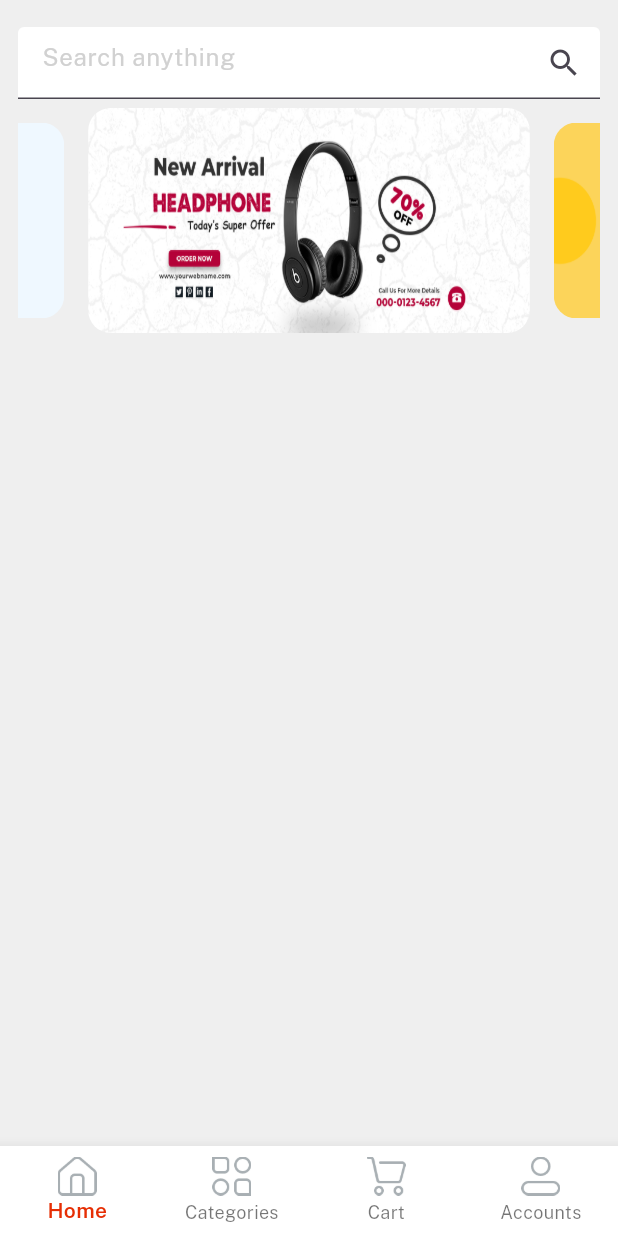
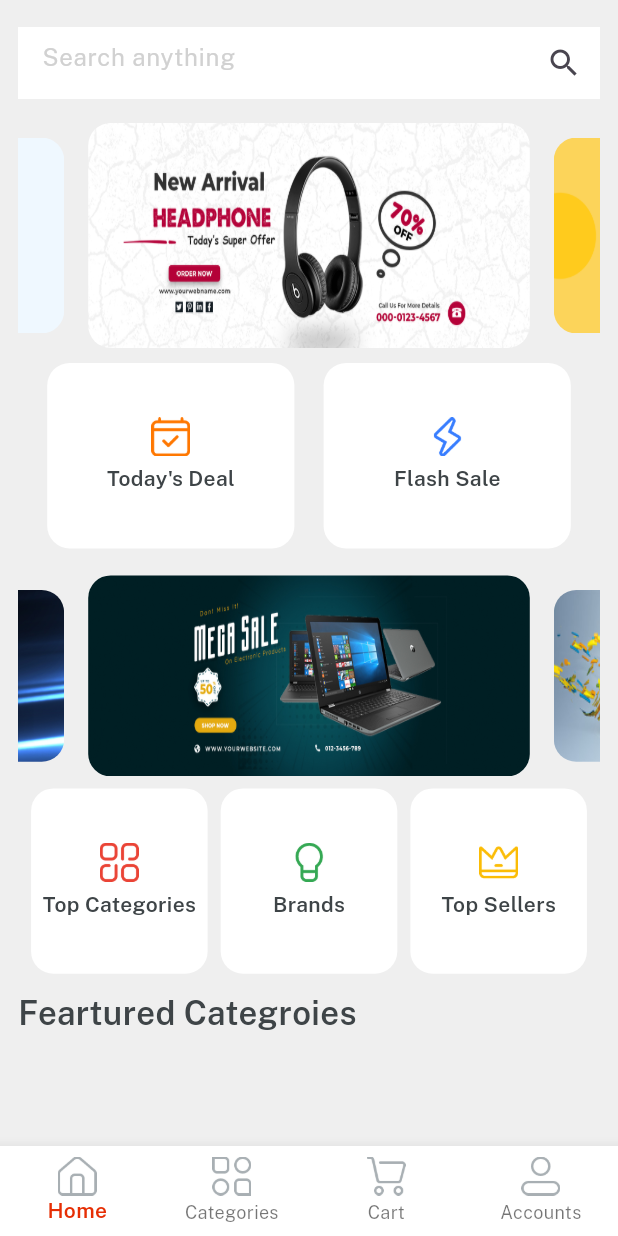
Before and after one commit to Musawarchan/E_mart_app, a Flutter app: the Home screen opened directly, on a phone screen of 412 x 824 dp. Run offline on Flutter 3.47's test engine with Material 3 defaults, Android fonts, the phone set to English and light mode, and no system bars; drawn by our look-alikes of velocity_x; our stand-ins replace get.

Commit message:
home screen

```diff
--- /dev/null
+++ b/lib/common_widgets/home_buttons.dart
@@ -0,0 +1,15 @@
+import 'package:e_mart_app/consts/consts.dart';
+
+Widget homeButtons({height, width, String? title, icon, onPress}) {
+  return Column(
+    mainAxisAlignment: MainAxisAlignment.center,
+    children: [
+      Image.asset(
+        icon,
+        width: 26,
+      ),
+      5.heightBox,
+      title!.text.fontFamily(semibold).color(darkFontGrey).make()
+    ],
+  ).box.rounded.white.size(width, height).make();
+}
--- a/lib/consts/list.dart
+++ b/lib/consts/list.dart
@@ -3,3 +3,4 @@ import 'package:e_mart_app/consts/consts.dart';
 const socialIconList = [icFacebookLogo, icGoogleLogo, icTwitterLogo];
 
 const slidersList = [imgSlider1, imgSlider2, imgSlider3, imgSlider4];
+const secondSliderList = [imgSs1, imgSs2, imgSs3, imgSs4];
--- a/lib/consts/strings.dart
+++ b/lib/consts/strings.dart
@@ -31,7 +31,6 @@ const home = "Home",
 
 const searchAnything = "Search anything",
     todaydeal = "Today's Deal",
-    topSeller = "",
     flashSale = "Flash Sale",
     brands = "Brands",
     topSellers = "Top Sellers",
--- a/lib/views/home_screen/home_screen.dart
+++ b/lib/views/home_screen/home_screen.dart
@@ -1,3 +1,4 @@
+import 'package:e_mart_app/common_widgets/home_buttons.dart';
 import 'package:e_mart_app/consts/consts.dart';
 import 'package:e_mart_app/consts/list.dart';
 
@@ -20,6 +21,7 @@ class HomeScreen extends StatelessWidget {
             color: lightGrey,
             child: TextFormField(
               decoration: const InputDecoration(
+                border: InputBorder.none,
                 fillColor: whiteColor,
                 filled: true,
                 hintText: searchAnything,
@@ -28,7 +30,12 @@ class HomeScreen extends StatelessWidget {
               ),
             ),
           ),
-
+          10.heightBox,
+          Expanded(
+            child: SingleChildScrollView(
+              physics: const BouncingScrollPhysics(),
+              child: Column(
+                children: [
                   // brands swiper
 
                   VxSwiper.builder(
@@ -49,6 +56,85 @@ class HomeScreen extends StatelessWidget {
                               .margin(const EdgeInsets.symmetric(horizontal: 8))
                               .make());
                     },
+                  ),
+                  10.heightBox,
+
+                  // deals buttons
+
+                  Row(
+                    mainAxisAlignment: MainAxisAlignment.spaceEvenly,
+                    children: List.generate(
+                        2,
+                        (index) => homeButtons(
+                              height: context.screenHeight * 0.15,
+                              width: context.screenWidth / 2.5,
+                              title: index == 0 ? todaydeal : flashSale,
+                              icon: index == 0 ? icTodaysDeal : icFlashDeal,
+                              onPress: () {},
+                            )),
+                  ),
+
+                  10.heightBox,
+
+                  //second slider
+
+                  VxSwiper.builder(
+                    aspectRatio: 16 / 9,
+                    autoPlay: true,
+                    enlargeCenterPage: true,
+                    height: 150,
+                    itemCount: secondSliderList.length,
+                    itemBuilder: (context, index) {
+                      return Container(
+                        child: Image.asset(
+                          secondSliderList[index],
+                          fit: BoxFit.fill,
+                        )
+                            .box
+                            .rounded
+                            .clip(Clip.antiAlias)
+                            .margin(const EdgeInsets.all(8))
+                            .make(),
+                      );
+                    },
+                  ),
+
+                  // category button
+
+                  Row(
+                    mainAxisAlignment: MainAxisAlignment.spaceEvenly,
+                    children: List.generate(
+                        3,
+                        (index) => homeButtons(
+                            height: context.screenHeight * 0.15,
+                            width: context.screenWidth / 3.5,
+                            icon: index == 0
+                                ? icTopCategories
+                                : index == 1
+                                    ? icBrands
+                                    : icTopSeller,
+                            title: index == 0
+                                ? topCategories
+                                : index == 1
+                                    ? brands
+                                    : topSellers,
+                            onPress: () {})),
+                  ),
+
+                  10.heightBox,
+
+                  // featurd Categories
+
+                  Align(
+                      alignment: Alignment.centerLeft,
+                      child: featuredcategories.text
+                          .color(darkFontGrey)
+                          .size(22)
+                          .fontFamily(semibold)
+                          .make())
+                ],
+              ),
+            ),
           )
         ],
       )),
```
Lines whose indentation alone changed are shown as unchanged.
